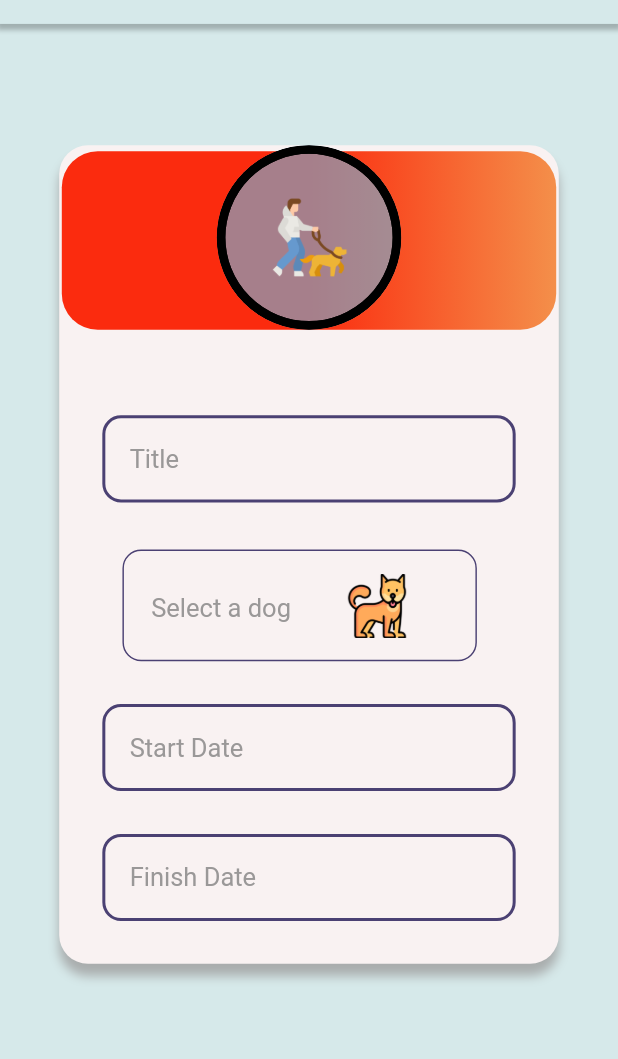
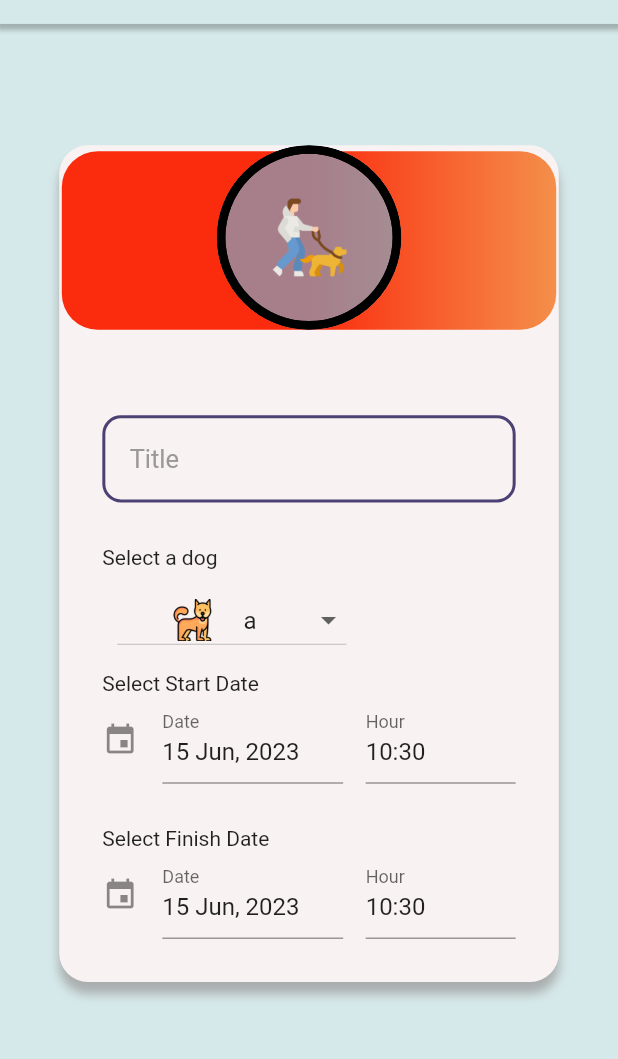
Before and after one commit to SevdaErgun/WalkWithMe, a Flutter app: the AppNavigationScreen screen opened by its route, after a tap on "add schedule for walkers", on a phone screen of 412 x 824 dp, the part 76-1135 px from its top. Run offline on Flutter 3.47's test engine with Material 2 defaults, Android fonts, the phone set to English and light mode, and no system bars; drawn by our look-alikes of date_time_picker; our stand-ins replace cached_network_image, connectivity_plus, flutter_svg, get, shared_preferences, sqflite; accounts and stored records are empty.

Commit message:
adding schedule v2 updated

```diff
--- a/lib/presentation/add_schedule_for_walkers_screen/add_schedule_for_walkers_screen.dart
+++ b/lib/presentation/add_schedule_for_walkers_screen/add_schedule_for_walkers_screen.dart
@@ -5,12 +5,14 @@ import 'package:flutter/material.dart';
 import 'package:walkwithme/core/app_export.dart';
 import 'package:walkwithme/widgets/app_bar/appbar_title.dart';
 import 'package:walkwithme/widgets/app_bar/custom_app_bar.dart';
+import 'package:date_time_picker/date_time_picker.dart';
 
 // ignore_for_file: must_be_immutable
-class AddScheduleForWalkersScreen extends GetWidget<AddScheduleForWalkersController> {
-
+class AddScheduleForWalkersScreen
+    extends GetWidget<AddScheduleForWalkersController> {
   ReservationDatabase reservationDatabase = ReservationDatabase();
-
+  final AddScheduleForWalkersController c =
+      Get.put(AddScheduleForWalkersController());
   @override
   Widget build(BuildContext context) {
     return SafeArea(
@@ -29,9 +31,7 @@ class AddScheduleForWalkersScreen extends GetWidget<AddScheduleForWalkersControl
           actions: [
             Container(
               child: GestureDetector(
-                onTap: () => {
-                  makeReservation()
-                },
+                onTap: () => {makeReservation()},
                 child: Icon(
                   Icons.verified,
                   color: Colors.green.shade400,
@@ -45,9 +45,7 @@ class AddScheduleForWalkersScreen extends GetWidget<AddScheduleForWalkersControl
             Container(
               margin: getMargin(right: 26),
               child: GestureDetector(
-                onTap: () => {
-                Get.toNamed(AppRoutes.homeScreen)
-                },
+                onTap: () => {Get.toNamed(AppRoutes.homeScreen)},
                 child: Icon(
                   Icons.cancel_outlined,
                   color: ColorConstant.blackText,
@@ -167,64 +165,111 @@ class AddScheduleForWalkersScreen extends GetWidget<AddScheduleForWalkersControl
                     margin: getMargin(left: 30, top: 60, right: 30),
                   ),
                   Container(
-                    margin: getMargin(
-                      left: 44,
-                      top: 33,
-                      right: 57,
+                    alignment: Alignment.centerLeft,
+                    margin: getMargin(left: 30, right: 30, top: 30),
+                    child: Text('Select a dog'),
                   ),
-                    padding: getPadding(
-                      left: 19,
-                      top: 15,
-                      right: 19,
-                      bottom: 15,
-                    ),
-                    decoration: AppDecoration.outlineBluegray700.copyWith(
-                      borderRadius: BorderRadiusStyle.roundedBorder13,
-                    ),
+                  Obx(() => Container(
+                      // color: Colors.green,
+                      width: double.infinity,
+                      margin: getMargin(left: 30, right: 30),
+                      alignment: Alignment.centerLeft,
+                      child: DropdownButton<String>(
+                          alignment: Alignment.center,
+                          padding: EdgeInsets.symmetric(
+                              vertical: 10, horizontal: 10),
+                          value: c.itemCurrent.value,
+                          items: c.items.map((String item) {
+                            return DropdownMenuItem<String>(
+                              value: item,
                               child: Row(
-                      mainAxisAlignment: MainAxisAlignment.spaceBetween,
+                                mainAxisAlignment: MainAxisAlignment.start,
                                 children: [
-                        Padding(
-                          padding: getPadding(
-                            top: 11,
-                            bottom: 7,
-                          ),
-                          child: Text(
-                            "lbl_select_a_dog".tr,
-                            overflow: TextOverflow.ellipsis,
-                            textAlign: TextAlign.left,
-                            style: AppStyle.txtRobotoRomanRegular24,
-                          ),
-                        ),
                                   CustomImageView(
                                     imagePath: ImageConstant.imgDog1,
                                     height: getSize(
-                            46,
+                                      30,
                                     ),
                                     width: getSize(
-                            46,
+                                      30,
                                     ),
-                          margin: getMargin(
-                            top: 1,
-                            right: 27,
+                                  ),
+                                  SizedBox(
+                                    width: 20,
+                                  ),
+                                  Text(item),
+                                ],
+                              ),
+                            );
+                          }).toList(),
+                          onChanged: (item) {
+                            c.itemCurrent.value = item!;
+                          }))),
+                  Column(
+                    crossAxisAlignment: CrossAxisAlignment.start,
+                    children: [
+                      Container(
+                        margin: getMargin(left: 30, right: 30),
+                        child: Text('Select Start Date'),
+                      ),
+                      Container(
+                        margin: getMargin(left: 30, right: 30, bottom: 30),
+                        child: DateTimePicker(
+                          type: DateTimePickerType.dateTimeSeparate,
+                          dateMask: 'd MMM, yyyy',
+                          initialValue: DateTime.now().toString(),
+                          firstDate: DateTime(2000),
+                          lastDate: DateTime(2100),
+                          icon: Icon(Icons.event),
+                          dateLabelText: 'Date',
+                          timeLabelText: "Hour",
+                          selectableDayPredicate: (date) {
+                            // Disable weekend days to select from the calendar
+
+                            return true;
+                          },
+                          onChanged: (val) => print(val),
+                          validator: (val) {
+                            print(val);
+                            return null;
+                          },
+                          onSaved: (val) => print(val),
                         ),
                       ),
                     ],
                   ),
+                  Column(
+                    crossAxisAlignment: CrossAxisAlignment.start,
+                    children: [
+                      Container(
+                        margin: getMargin(left: 30, right: 30),
+                        child: Text('Select Finish Date'),
                       ),
-                  CustomTextFormField(
-                    focusNode: FocusNode(),
-                    autofocus: false,
-                    controller: controller.startDateController,
-                    hintText: "lbl_start_date".tr,
-                    margin: getMargin(left: 30, top: 30, right: 30),
+                      Container(
+                        margin: getMargin(left: 30, right: 30, bottom: 30),
+                        child: DateTimePicker(
+                          type: DateTimePickerType.dateTimeSeparate,
+                          dateMask: 'd MMM, yyyy',
+                          initialValue: DateTime.now().toString(),
+                          firstDate: DateTime(2000),
+                          lastDate: DateTime(2100),
+                          icon: Icon(Icons.event),
+                          dateLabelText: 'Date',
+                          timeLabelText: "Hour",
+                          selectableDayPredicate: (date) {
+                            // Disable weekend days to select from the calendar
+
+                            return true;
+                          },
+                          onChanged: (val) => print(val),
+                          validator: (val) {
+                            print(val);
+                            return null;
+                          },
+                          onSaved: (val) => print(val),
                         ),
-                  CustomTextFormField(
-                    focusNode: FocusNode(),
-                    autofocus: false,
-                    controller: controller.endDateController,
-                    hintText: "lbl_finish_date".tr,
-                    margin: getMargin(left: 30, top: 30, right: 30, bottom: 30),
+                      ),
+                    ],
                   ),
                 ],
               ),
@@ -239,7 +284,7 @@ class AddScheduleForWalkersScreen extends GetWidget<AddScheduleForWalkersControl
     Map<String, dynamic> row = {
       ReservationDatabase.columnTitle: controller.titleController.text,
       ReservationDatabase.columnStartDate: controller.startDateController.text,
-      ReservationDatabase.columnEndDate:controller.startDateController.text,
+      ReservationDatabase.columnEndDate: controller.startDateController.text,
       ReservationDatabase.columnDogId: 1,
     };
 
--- a/lib/presentation/add_schedule_for_walkers_screen/controller/add_schedule_for_walkers_controller.dart
+++ b/lib/presentation/add_schedule_for_walkers_screen/controller/add_schedule_for_walkers_controller.dart
@@ -2,23 +2,55 @@ import 'package:flutter/cupertino.dart';
 import 'package:walkwithme/core/app_export.dart';
 import 'package:walkwithme/presentation/add_schedule_for_walkers_screen/models/add_schedule_for_walkers_model.dart';
 
+import '../../../services/db/dog/dog_database.dart';
+import 'package:walkwithme/globals.dart' as globals;
+
 class AddScheduleForWalkersController extends GetxController {
-
   TextEditingController titleController = TextEditingController();
   TextEditingController dogIdController = TextEditingController();
   TextEditingController startDateController = TextEditingController();
   TextEditingController endDateController = TextEditingController();
+  /*Future<List<Map<String, dynamic>>> dogList =
+      DogDatabase.getByOwner(globals.user[0].values.toList()[0]);*/
+  var dogList = <Map<String, dynamic>>[].obs;
+  // It is mandatory initialize with one value from listType
+  var items = <String>['a', 'bbbbbbbbb', 'c', 'd'].obs;
+  var itemCurrent = 'a'.obs;
+  addItem(String item) => items.add(item);
 
   Rx<AddScheduleForWalkersModel> addScheduleForWalkersModelObj =
       AddScheduleForWalkersModel().obs;
 
   @override
-  void onReady() {
+  void onReady() async {
     super.onReady();
+    //Future<List<Map<String, dynamic>>> dogList =await DogDatabase.getByOwner(globals.user[0].values.toList()[0]);
+  }
+
+  @override
+  void onInit() {
+    super.onInit();
+    fetchDogList();
   }
 
   @override
   void onClose() {
     super.onClose();
   }
+
+  void fetchDogList() async {
+    // Fetch the dog list using your desired logic
+    List<Map<String, dynamic>> fetchedList =
+        await DogDatabase.getByOwner(globals.user[0].values.toList()[0]);
+
+    items.clear();
+    for (var dogMap in fetchedList) {
+      // Assuming the 'name' field contains the string value you want to add to items
+      String dogName =
+          dogMap['name'] ?? ''; // Provide a default value if the field is null
+
+      items.add(dogName);
+    }
+    itemCurrent.value = items[0];
+  }
 }
--- a/pubspec.yaml
+++ b/pubspec.yaml
@@ -15,6 +15,7 @@ dependencies:
   cached_network_image: ^3.2.1
   flutter_svg: ^1.1.6
   intl: ^0.17.0
+  date_time_picker: "^2.1.0"
 dev_dependencies:
   flutter_test:
     sdk: flutter
```
Also changed, not shown: pubspec.lock. Lines whose indentation alone changed are shown as unchanged.
